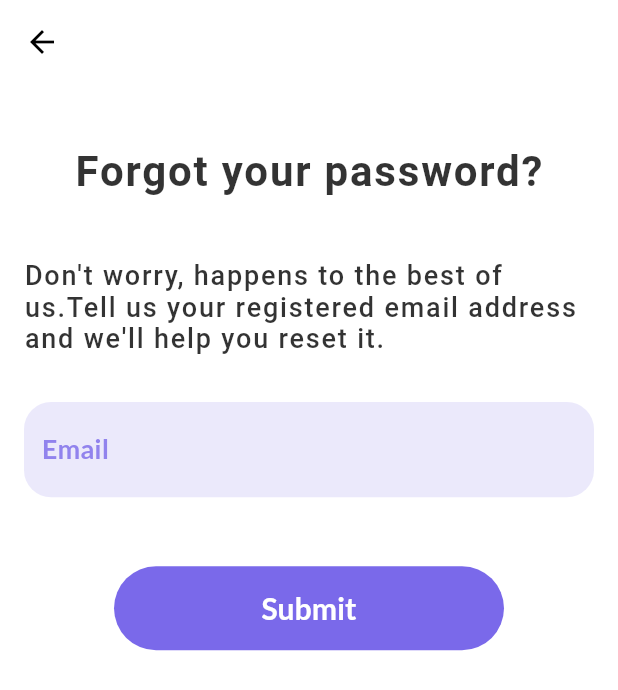
After one commit to srihariash999/moneyboi, a Flutter app: the ForgotPasswordScreen screen opened directly, on a phone screen of 412 x 824 dp. The commit adds this screen. Shown: the top 690 px of the screen. Run offline on Flutter 3.47's test engine with Material 2 defaults, Android fonts, the phone set to English and light mode, and no system bars; our stand-ins replace bloc, bot_toast, dio, fl_chart, flutter_bloc, flutter_datetime_picker and 3 more; accounts and stored records are empty; Roboto replaces fonts that are missing (Sen).

Commit message:
forgot password ui + flow added

```diff
--- /dev/null
+++ b/lib/Blocs/ForgotPasswordBloc/forgotpassword_event.dart
@@ -0,0 +1,20 @@
+part of 'forgotpassword_bloc.dart';
+
+@immutable
+abstract class ForgotPasswordEvent {}
+
+class GenerateForgotPasswordOTPEvent extends ForgotPasswordEvent {
+  final String email;
+  GenerateForgotPasswordOTPEvent({required this.email});
+}
+
+class VerifyForgotPasswordOTPEvent extends ForgotPasswordEvent {
+  final String email;
+  final String otp;
+  final String newPassword;
+  VerifyForgotPasswordOTPEvent({
+    required this.email,
+    required this.newPassword,
+    required this.otp,
+  });
+}
--- /dev/null
+++ b/lib/Blocs/ForgotPasswordBloc/forgotpassword_state.dart
@@ -0,0 +1,11 @@
+part of 'forgotpassword_bloc.dart';
+
+@immutable
+abstract class ForgotPasswordState {}
+
+class ForgotPasswordLoaded extends ForgotPasswordState {
+  final bool isEmailState;
+  ForgotPasswordLoaded({required this.isEmailState});
+}
+
+class ForgotPasswordLoading extends ForgotPasswordState {}
--- /dev/null
+++ b/lib/Screens/forgot_password_screen.dart
@@ -0,0 +1,185 @@
+import 'package:bot_toast/bot_toast.dart';
+import 'package:flutter/material.dart';
+import 'package:flutter_bloc/flutter_bloc.dart';
+import 'package:google_fonts/google_fonts.dart';
+import 'package:moneyboi/Blocs/ForgotPasswordBloc/forgotpassword_bloc.dart';
+import 'package:moneyboi/Widgets/big_bar_button.dart';
+import 'package:moneyboi/Widgets/text_field_widget.dart';
+
+class ForgotPasswordScreen extends StatelessWidget {
+  ForgotPasswordScreen({Key? key}) : super(key: key);
+  final TextEditingController _emailController = TextEditingController();
+  final TextEditingController _otpController = TextEditingController();
+
+  final TextEditingController _newPasswordController = TextEditingController();
+  final TextEditingController _newPasswordConfirmController =
+      TextEditingController();
+
+  @override
+  Widget build(BuildContext context) {
+    return Scaffold(
+      backgroundColor: Colors.white,
+      appBar: AppBar(
+        iconTheme: const IconThemeData(color: Colors.black),
+        elevation: 0.0,
+        backgroundColor: Colors.white,
+      ),
+      body: BlocBuilder<ForgotPasswordBloc, ForgotPasswordState>(
+        builder: (context, state) {
+          if (state is ForgotPasswordLoaded) {
+            if (state.isEmailState) {
+              return Padding(
+                padding: const EdgeInsets.only(left: 16.0, right: 16.0),
+                child: Column(
+                  children: [
+                    const SizedBox(height: 42.0),
+                    Text(
+                      "Forgot your password?",
+                      style: GoogleFonts.sen(
+                        fontSize: 28.0,
+                        letterSpacing: 1.2,
+                        fontWeight: FontWeight.w700,
+                        color: Colors.black.withOpacity(0.8),
+                      ),
+                    ),
+                    const SizedBox(height: 42.0),
+                    Text(
+                      "Don't worry, happens to the best of us.Tell us your registered email address and we'll help you reset it.",
+                      style: GoogleFonts.sen(
+                        fontSize: 18.0,
+                        letterSpacing: 1.2,
+                        fontWeight: FontWeight.w500,
+                        color: Colors.black.withOpacity(0.8),
+                      ),
+                    ),
+                    const SizedBox(height: 32.0),
+                    TextFieldWidget(
+                      horizontalPadding: 0,
+                      controller: _emailController,
+                      inputType: TextInputType.emailAddress,
+                      hint: "Enter your email address",
+                      label: "Email",
+                    ),
+                    const SizedBox(height: 46.0),
+                    GestureDetector(
+                      onTap: () async {
+                        if (_emailController.text.trim().isNotEmpty) {
+                          final regex = RegExp(
+                              r'^(([^<>()[\]\\.,;:\s@\"]+(\.[^<>()[\]\\.,;:\s@\"]+)*)|(\".+\"))@((\[[0-9]{1,3}\.[0-9]{1,3}\.[0-9]{1,3}\.[0-9]{1,3}\])|(([a-zA-Z\-0-9]+\.)+[a-zA-Z]{2,}))$');
+                          if (regex.hasMatch(_emailController.text.trim())) {
+                            context.read<ForgotPasswordBloc>().add(
+                                  GenerateForgotPasswordOTPEvent(
+                                    email: _emailController.text.trim(),
+                                  ),
+                                );
+                          } else {
+                            BotToast.showText(
+                                text: "Fill in a valid email address");
+                          }
+                        } else {
+                          BotToast.showText(
+                              text: "Fill in a valid email address");
+                        }
+                      },
+                      child: BigBarButtonBody(
+                        horizontalPadding: 60.0,
+                        borderRadius: 30.0,
+                        child: Text(
+                          "Submit",
+                          style: GoogleFonts.lato(
+                            fontSize: 20.0,
+                            fontWeight: FontWeight.w600,
+                            color: Colors.white,
+                          ),
+                        ),
+                      ),
+                    ),
+                  ],
+                ),
+              );
+            } else {
+              return Padding(
+                padding: const EdgeInsets.only(left: 16.0, right: 16.0),
+                child: Column(
+                  children: [
+                    const SizedBox(height: 42.0),
+                    Text(
+                      "Check your email ${_emailController.text.trim()} for a One-Time Passcode.",
+                      style: GoogleFonts.sen(
+                        fontSize: 18.0,
+                        letterSpacing: 1.2,
+                        fontWeight: FontWeight.w500,
+                        color: Colors.black.withOpacity(0.8),
+                      ),
+                    ),
+                    const SizedBox(height: 32.0),
+                    TextFieldWidget(
+                      horizontalPadding: 0,
+                      controller: _otpController,
+                      inputType: TextInputType.number,
+                      hint: "Enter the OTP sent to your email",
+                      label: "OTP",
+                    ),
+                    const SizedBox(height: 28.0),
+                    TextFieldWidget(
+                      horizontalPadding: 0,
+                      controller: _newPasswordController,
+                      inputType: TextInputType.visiblePassword,
+                      hint: "Enter a new password",
+                      label: "New Password",
+                      obscure: true,
+                    ),
+                    const SizedBox(height: 28.0),
+                    TextFieldWidget(
+                      horizontalPadding: 0,
+                      controller: _newPasswordConfirmController,
+                      inputType: TextInputType.visiblePassword,
+                      hint: "Confirm your new password",
+                      label: "Confirm New Password",
+                      obscure: true,
+                    ),
+                    const SizedBox(height: 46.0),
+                    GestureDetector(
+                      onTap: () async {
+                        if (_newPasswordController.text.trim().isNotEmpty &&
+                            _otpController.text.trim().isNotEmpty &&
+                            _newPasswordConfirmController.text.trim() ==
+                                _newPasswordController.text.trim()) {
+                          context.read<ForgotPasswordBloc>().add(
+                                VerifyForgotPasswordOTPEvent(
+                                  email: _emailController.text.trim(),
+                                  otp: _otpController.text.trim(),
+                                  newPassword:
+                                      _newPasswordController.text.trim(),
+                                ),
+                              );
+                        } else {
+                          BotToast.showText(
+                              text: "Fill in all required fields");
+                        }
+                      },
+                      child: BigBarButtonBody(
+                        horizontalPadding: 60.0,
+                        borderRadius: 30.0,
+                        child: Text(
+                          "Submit",
+                          style: GoogleFonts.lato(
+                            fontSize: 20.0,
+                            fontWeight: FontWeight.w600,
+                            color: Colors.white,
+                          ),
+                        ),
+                      ),
+                    ),
+                  ],
+                ),
+              );
+            }
+          } else {
+            return const Center(child: CircularProgressIndicator());
+          }
+        },
+      ),
+    );
+  }
+}
--- a/lib/main.dart
+++ b/lib/main.dart
@@ -3,6 +3,7 @@ import 'package:flutter/material.dart';
 import 'package:flutter_bloc/flutter_bloc.dart';
 import 'package:get/get_navigation/src/root/get_material_app.dart';
 import 'package:hive/hive.dart';
+import 'package:moneyboi/Blocs/ForgotPasswordBloc/forgotpassword_bloc.dart';
 import 'package:moneyboi/Blocs/HomeScreenBloc/homescreen_bloc.dart';
 import 'package:moneyboi/Blocs/LoginBloc/login_bloc.dart';
 import 'package:moneyboi/Blocs/ProfileBloc/profile_bloc.dart';
@@ -46,6 +47,9 @@ class MyApp extends StatelessWidget {
             BlocProvider<ProfileBloc>(create: (context) {
               return ProfileBloc();
             }),
+            BlocProvider<ForgotPasswordBloc>(create: (context) {
+              return ForgotPasswordBloc();
+            }),
           ],
           child: GetMaterialApp(
             home: _token != null ? const HomePage() : LoginPage(),
```
Also changed, not shown: lib/Blocs/ForgotPasswordBloc/forgotpassword_bloc.dart (added, +67 -0 lines), lib/Constants/urls.dart (+30 -1 lines), lib/Network/network_service.dart (+89 -0 lines), lib/Screens/login_page.dart (+21 -14 lines).
